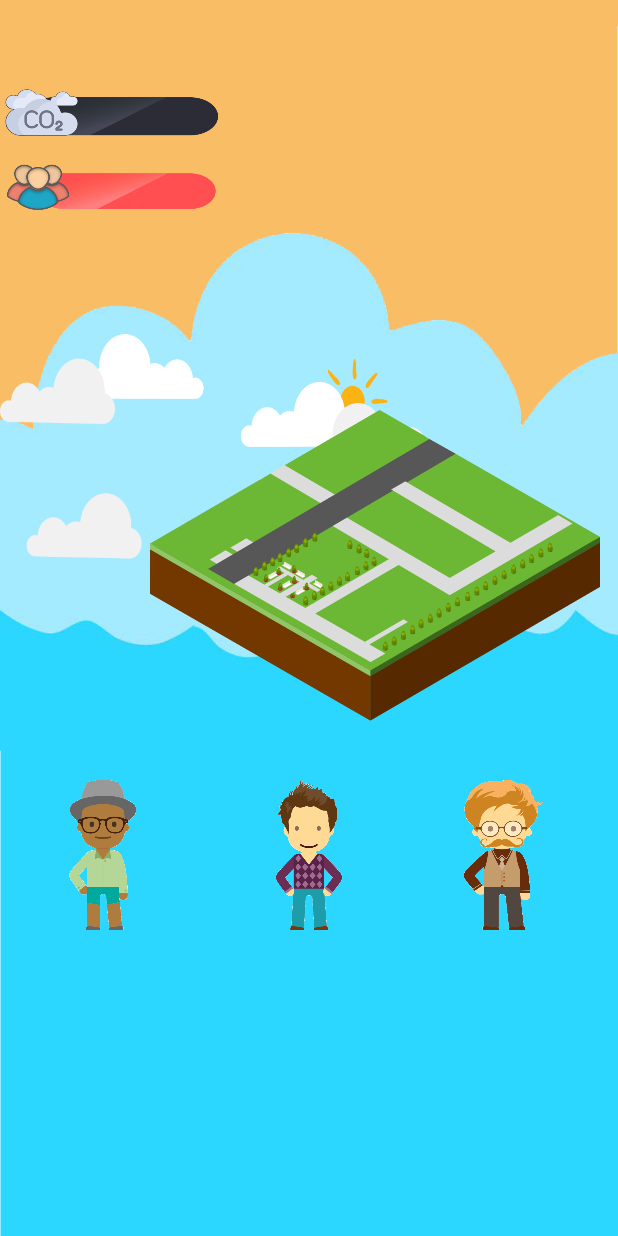
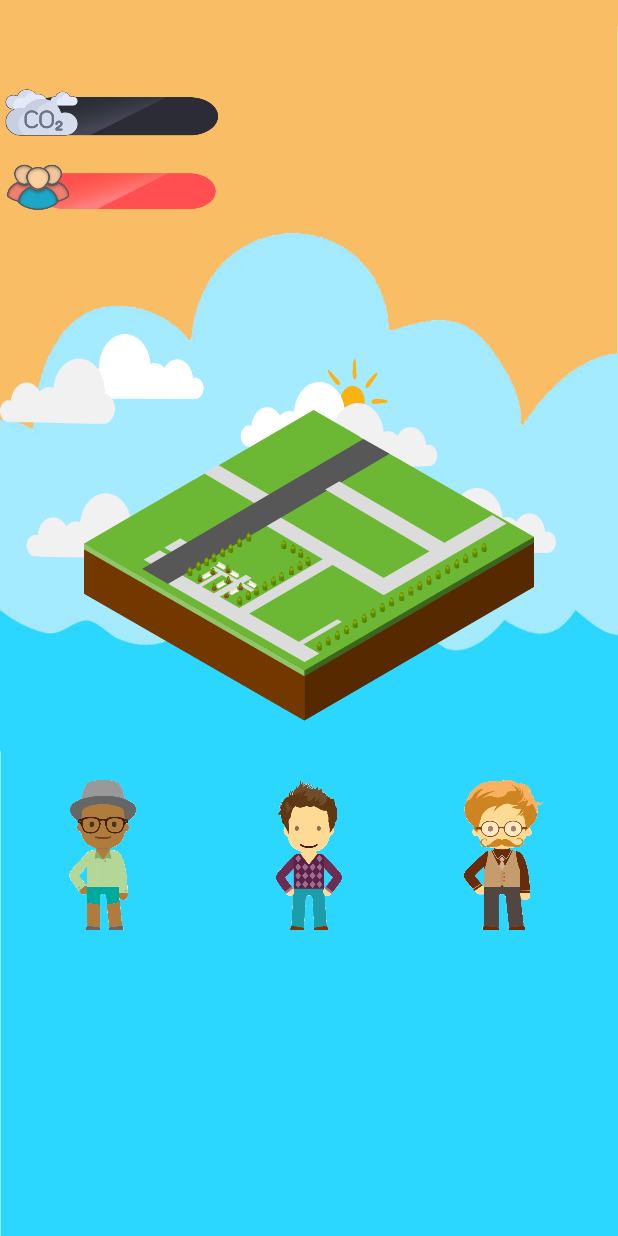
Before and after one commit to Bubblebitoey/GameOfEarth, an Android app: the screen it shows after launch (MainActivity), on a phone screen of 412 x 824 dp. Run offline under Robolectric (Android 15) with nearby library versions, the light colour scheme and no system bars.

Commit message:
make image be center

```diff
--- a/app/src/main/res/layout/activity_main.xml
+++ b/app/src/main/res/layout/activity_main.xml
@@ -13,22 +13,22 @@
             android:layout_width="150dp"
             android:layout_height="50dp"
             android:layout_marginTop="50dp"
-        android:src="@drawable/co2bar" />
+            android:src="@drawable/co2bar"/>
 
     <ImageView
             android:id="@+id/imageView4"
             android:layout_width="150dp"
             android:layout_height="50dp"
             android:layout_marginTop="0dp"
-        android:src="@drawable/pplbar" />
+            android:src="@drawable/pplbar"/>
 
     <ImageView
             android:id="@+id/imageView5"
             android:layout_width="300dp"
             android:layout_height="300dp"
-        android:layout_marginLeft="100dp"
+            android:layout_gravity="center"
             android:layout_marginTop="70dp"
-        android:src="@drawable/city" />
+            android:src="@drawable/city"/>
 
     <LinearLayout
             android:layout_width="match_parent"
@@ -42,7 +42,7 @@
 
                 android:layout_marginLeft="0dp"
                 android:layout_weight="1"
-            android:src="@drawable/lender_2" />
+                android:src="@drawable/lender_2"/>
 
         <ImageView
                 android:id="@+id/lender_2"
@@ -51,7 +51,7 @@
                 android:layout_marginLeft="0dp"
                 android:layout_marginTop="0dp"
                 android:layout_weight="1"
-            android:src="@drawable/lender_3" />
+                android:src="@drawable/lender_3"/>
 
         <ImageView
                 android:id="@+id/lender3"
@@ -60,7 +60,7 @@
                 android:layout_marginLeft="0dp"
                 android:layout_marginTop="0dp"
                 android:layout_weight="1"
-            android:src="@drawable/lender_1" />
+                android:src="@drawable/lender_1"/>
     </LinearLayout>
 
 
```
Lines whose indentation alone changed are shown as unchanged.
